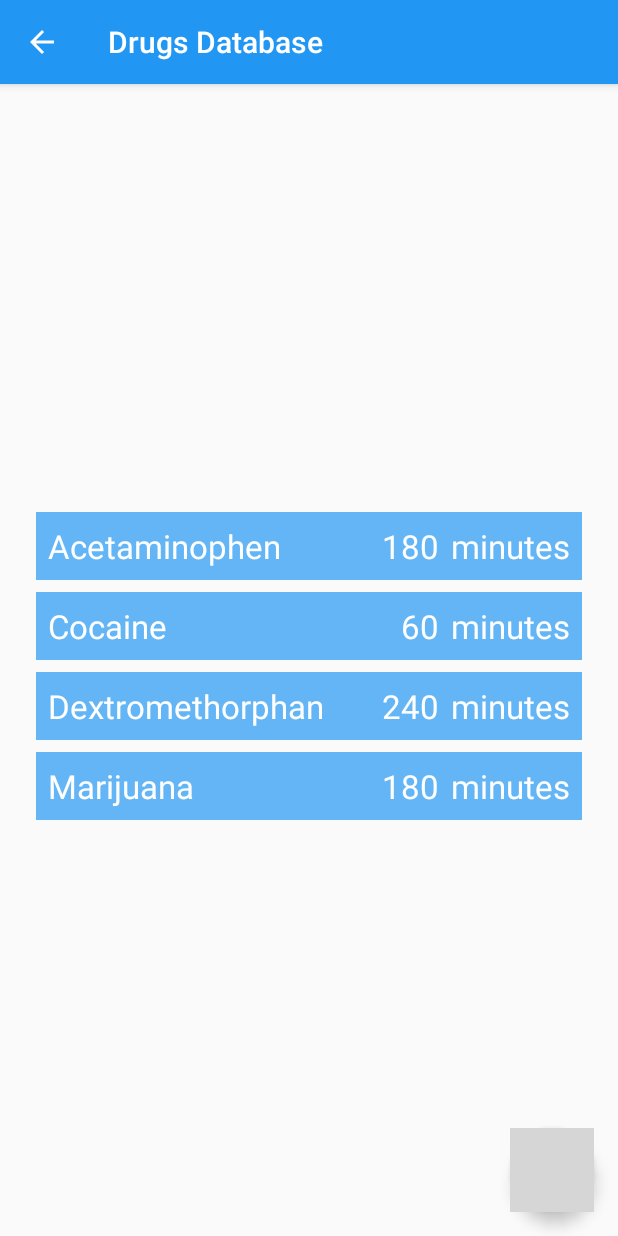
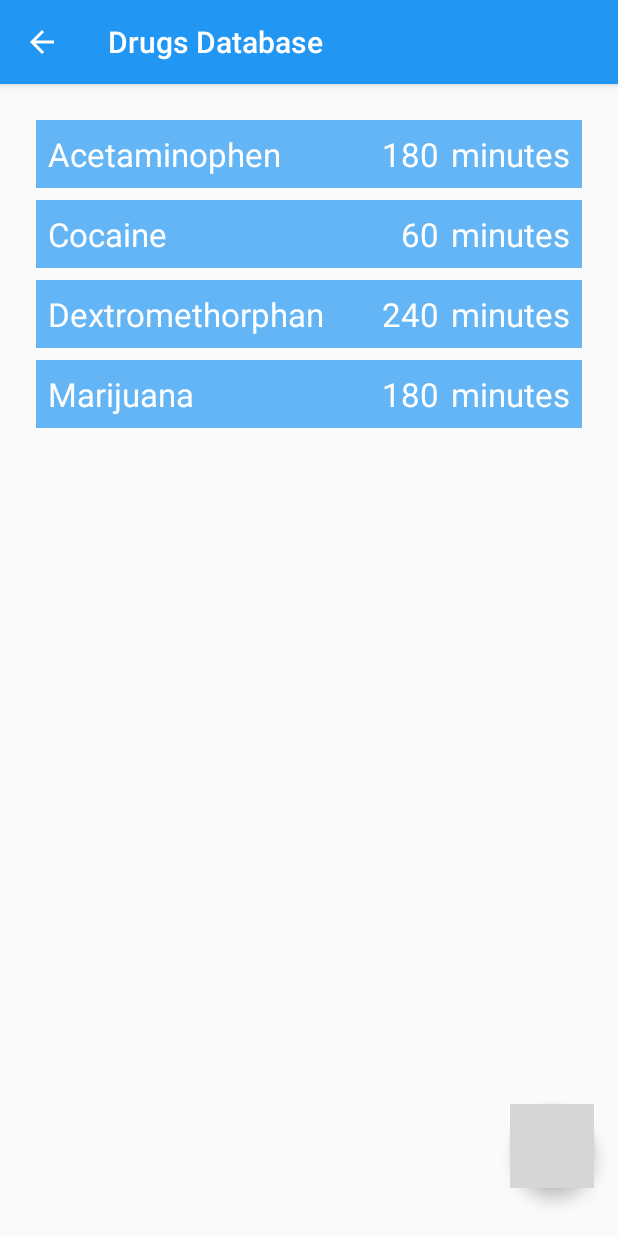
Before and after one commit to philly0494/MedicineHalfLife, an Android app: the RecyclerDatabase screen opened directly, with no data from a screen before it, on a phone screen of 412 x 824 dp. Run offline under Robolectric (Android 15) with nearby library versions, the light colour scheme and no system bars; our stand-ins replace Room's generated code; grey boxes are pictures that could not be loaded.

```diff
--- a/app/src/main/java/com/example/medicinehalflife/data/DrugRoomDatabase.java
+++ b/app/src/main/java/com/example/medicinehalflife/data/DrugRoomDatabase.java
@@ -99,6 +99,7 @@ public abstract class DrugRoomDatabase extends RoomDatabase {
             stream.close();
             tContents = new String(buffer);
         } catch (IOException e) {
+            e.printStackTrace();
         }
 
         try {
--- a/app/src/main/res/layout/activity_drug_database.xml
+++ b/app/src/main/res/layout/activity_drug_database.xml
@@ -4,6 +4,7 @@
     xmlns:tools="http://schemas.android.com/tools"
     android:layout_width="match_parent"
     android:layout_height="match_parent"
+    android:paddingBottom="16dp"
     app:layout_behavior="@string/appbar_scrolling_view_behavior">
 
 
@@ -12,7 +13,6 @@
         android:layout_width="match_parent"
         android:layout_height="wrap_content"
         android:layout_margin="16dp"
-        app:layout_constraintBottom_toBottomOf="parent"
         app:layout_constraintEnd_toEndOf="parent"
         app:layout_constraintStart_toStartOf="parent"
         app:layout_constraintTop_toTopOf="parent"
--- a/app/src/main/res/layout/activity_main.xml
+++ b/app/src/main/res/layout/activity_main.xml
@@ -22,5 +22,4 @@
 
     <include layout="@layout/content_main" />
 
-
 </androidx.coordinatorlayout.widget.CoordinatorLayout>
```
Also changed, not shown: app/src/main/java/com/example/medicinehalflife/add/AddDrugActivity.java (+8 -2 lines), app/src/main/java/com/example/medicinehalflife/graph/MainActivity.java (+9 -11 lines).
